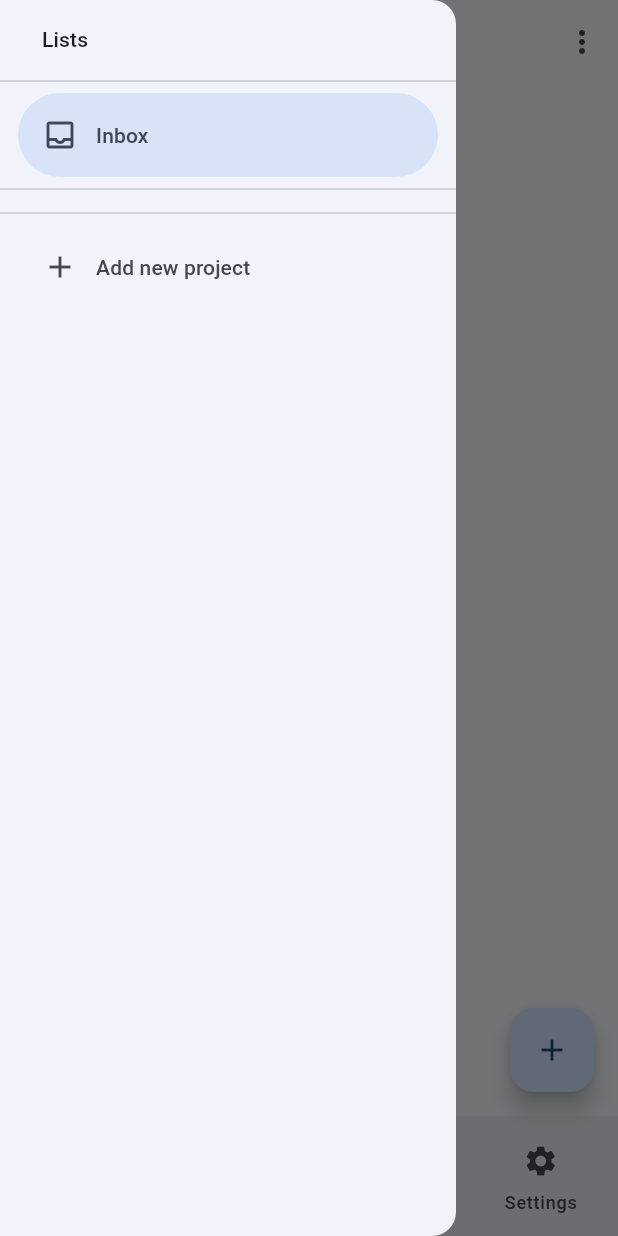
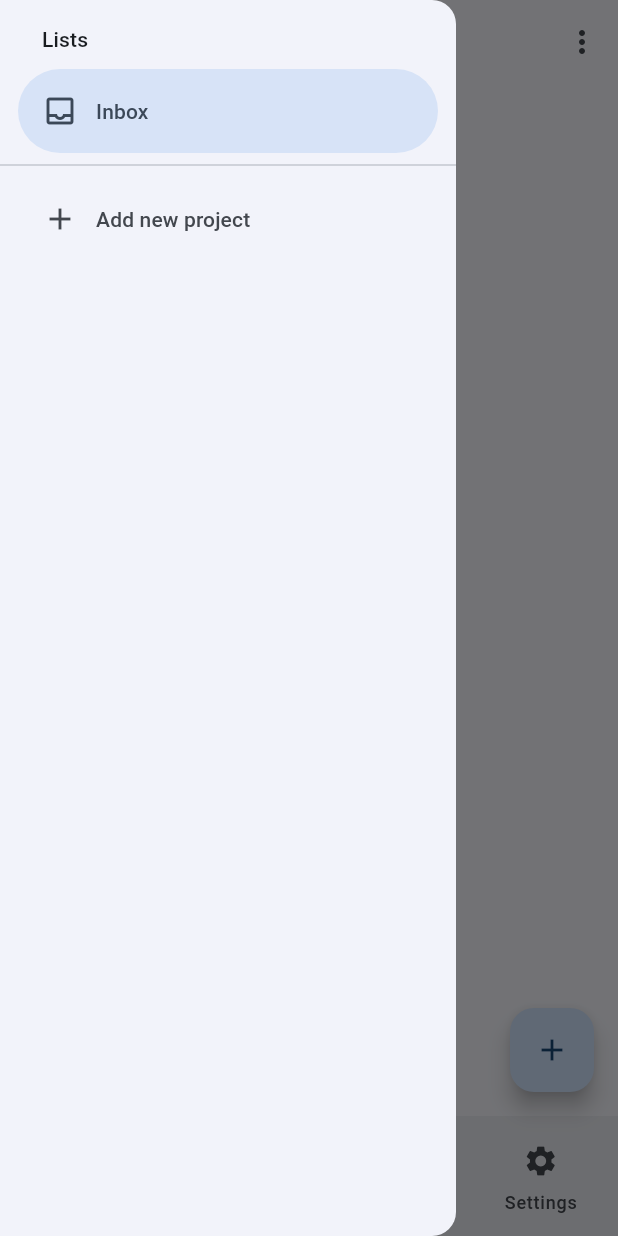
Before and after one commit to naatin777/todo, a Flutter app: the screen it shows after launch, with the side drawer open, on a phone screen of 412 x 824 dp. Run offline on Flutter 3.47's test engine with Material 2 defaults, Android fonts, the phone set to English and light mode, and no system bars; our stand-ins replace drift, flutter_riverpod, freezed_annotation, go_router, riverpod_annotation, shared_preferences; accounts and stored records are empty; generated files the repository leaves out were written again.

Commit message:
fix: change navigation drawer ui

```diff
--- a/lib/ui/pages/home/screens/task/project_drawer.dart
+++ b/lib/ui/pages/home/screens/task/project_drawer.dart
@@ -51,13 +51,11 @@ class ProjectDrawer extends ConsumerWidget {
               style: Theme.of(context).textTheme.titleSmall,
             ),
           ),
-          const Divider(),
           NavigationDrawerDestination(
             icon: const Icon(Icons.inbox),
             label: Text(inbox.title),
             selectedIcon: const Icon(Icons.inbox_outlined),
           ),
-          const Divider(),
           for (final e in data)
             NavigationDrawerDestination(
               icon: const Icon(Icons.list),
@@ -79,62 +77,5 @@ class ProjectDrawer extends ConsumerWidget {
         child: CircularProgressIndicator(),
       ),
     );
-    return Drawer(
-      child: SafeArea(
-        child: ListView(
-          children: [
-            ListTile(
-              leading: const Icon(Icons.inbox),
-              title: Text(inbox.title),
-              onTap: () {
-                ref.read(projectDrawerProvider.notifier).changeProject(inbox);
-                Navigator.of(context).pop();
-              },
-            ),
-            const Divider(
-              height: 0,
-            ),
-            projects.when(
-              data: (data) => Column(
-                children: data
-                    .map(
-                      (e) => ListTile(
-                        leading: const Icon(Icons.list),
-                        title: Text(e.title),
-                        onTap: () {
-                          ref
-                              .read(projectDrawerProvider.notifier)
-                              .changeProject(e);
-                          Navigator.of(context).pop();
-                        },
-                      ),
-                    )
-                    .toList(),
-              ),
-              error: (error, stackTrace) => ListTile(
-                title: Text(error.toString()),
-                subtitle: Text(stackTrace.toString()),
-              ),
-              loading: () => const Center(
-                child: CircularProgressIndicator(),
-              ),
-            ),
-            const Divider(
-              height: 0,
-            ),
-            ListTile(
-              leading: const Icon(Icons.add),
-              title: const Text("Add new project"),
-              onTap: () async {
-                await showDialog(
-                  context: context,
-                  builder: (context) => const AddNewProjectDialog(),
-                );
-              },
-            ),
-          ],
-        ),
-      ),
-    );
   }
 }
```
